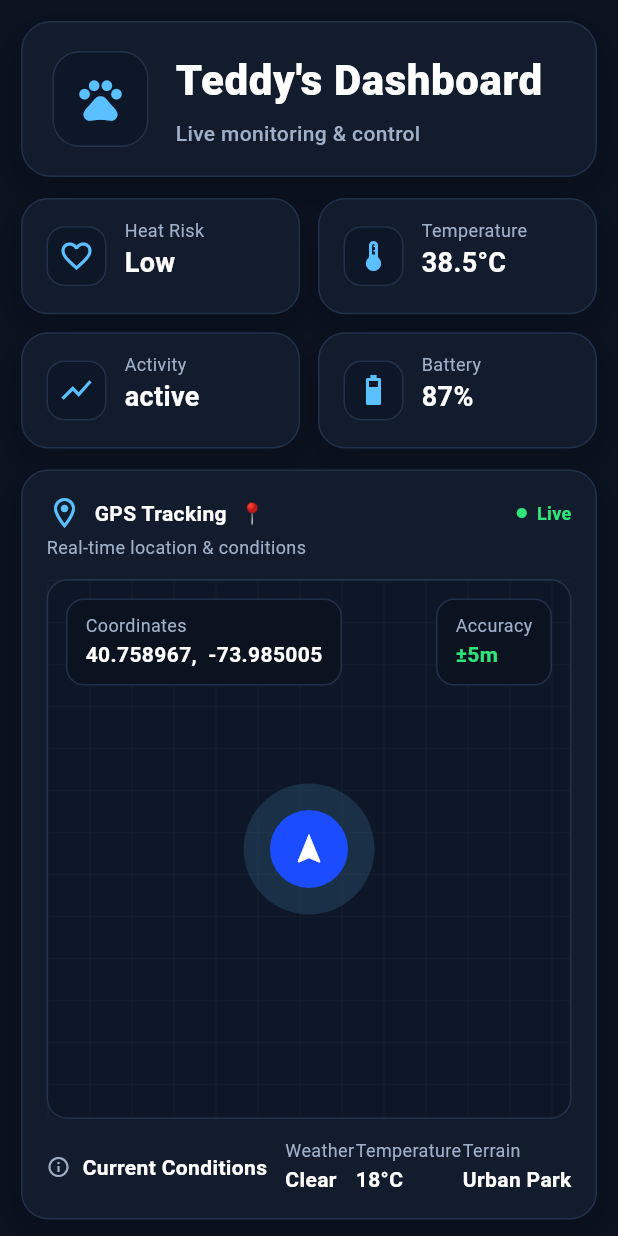
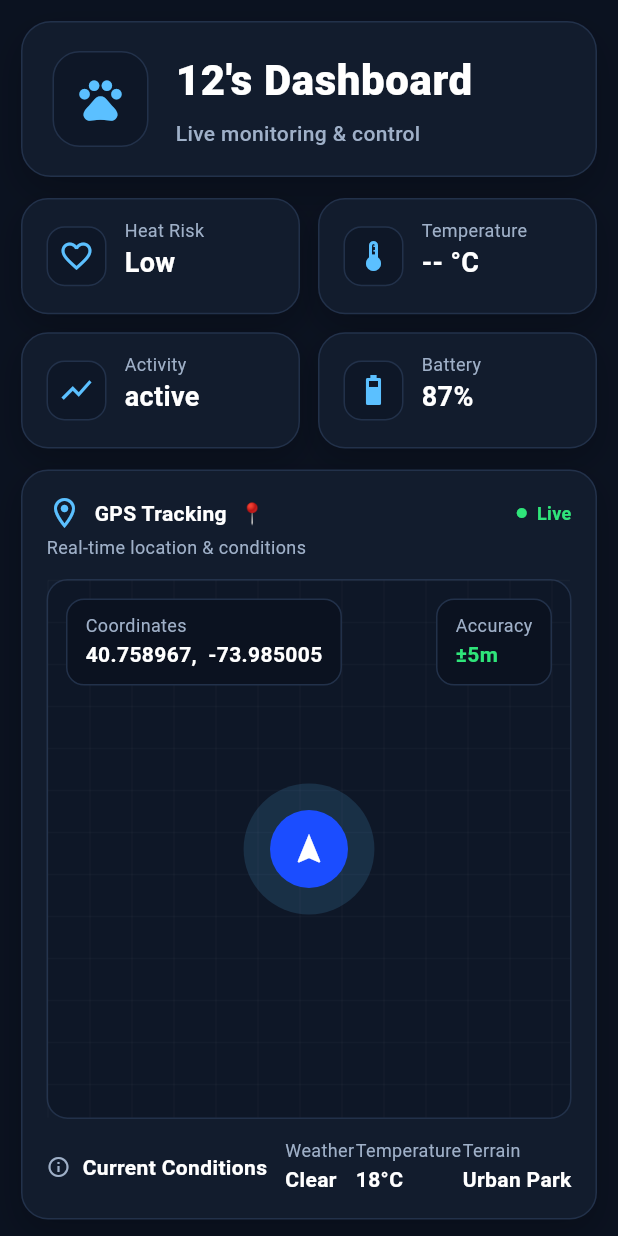
Before and after one commit to kenkanekiken/K9-Ops, a Flutter app: the screen it shows after launch, on a phone screen of 412 x 824 dp. Run offline on Flutter 3.47's test engine with Material 3 defaults, Android fonts, the phone set to English and light mode, and no system bars; our stand-ins replace firebase_core, firebase_database; accounts and stored records are empty.

Commit message:
Temperature from ESP32 to Firebase to Flutter

```diff
--- a/dashboard/board/lib/constants.dart
+++ b/dashboard/board/lib/constants.dart
@@ -1,4 +1,5 @@
 import 'package:flutter/material.dart';
+import 'package:firebase_database/firebase_database.dart';
 import 'dart:math' as math;
 
 /* -------------------- COLORS -------------------- */
@@ -32,7 +33,6 @@ TextStyle titleStyle() => const TextStyle(
       fontSize: 14,
       fontWeight: FontWeight.w600,
     );
-
 
 /* -------------------- DASHBOARD HEADER (LARGE) -------------------- */
 class DashboardHeader extends StatelessWidget {
@@ -185,6 +185,41 @@ class StatPill extends StatelessWidget {
   }
 }
 
+class TemperatureStatPill extends StatelessWidget {
+  const TemperatureStatPill({super.key});
+
+  @override
+  Widget build(BuildContext context) {
+    final ref =
+        FirebaseDatabase.instance.ref('devices/teddy/temperature');
+
+    return StreamBuilder<DatabaseEvent>(
+      stream: ref.onValue,
+      builder: (context, snapshot) {
+        String display = "-- °C";
+
+        if (snapshot.hasData) {
+          final value = snapshot.data!.snapshot.value;
+          if (value is num) {
+            display = "${value.toStringAsFixed(1)}°C";
+          } else if (value != null) {
+            final parsed = double.tryParse(value.toString());
+            if (parsed != null) {
+              display = "${parsed.toStringAsFixed(1)}°C";
+            }
+          }
+        }
+
+        return StatPill(
+          icon: Icons.thermostat_outlined,
+          title: "Temperature",
+          value: display,
+        );
+      },
+    );
+  }
+}
+
 class TopStatsRow extends StatelessWidget {
   const TopStatsRow({super.key});
 
@@ -196,7 +231,8 @@ class TopStatsRow extends StatelessWidget {
 
         final items = const [
           StatPill(icon: Icons.favorite_border, title: "Heat Risk", value: "Low"),
-          StatPill(icon: Icons.thermostat_outlined, title: "Temperature", value: "38.5°C"),
+          // StatPill(icon: Icons.thermostat_outlined, title: "Temperature", value: "38.5°C"),
+          TemperatureStatPill(), // 🔥 LIVE FROM FIREBASE
           StatPill(icon: Icons.show_chart, title: "Activity", value: "active"),
           StatPill(icon: Icons.battery_5_bar_outlined, title: "Battery", value: "87%"),
         ];
--- a/dashboard/board/lib/responsive/desktop_scaffold.dart
+++ b/dashboard/board/lib/responsive/desktop_scaffold.dart
@@ -2,7 +2,7 @@ import 'package:flutter/material.dart';
 import 'package:board/constants.dart';
 
 class DesktopScaffold extends StatefulWidget {
-  const DesktopScaffold({Key? key}) : super (key: key);
+  const DesktopScaffold({super.key});
 
   @override
   State<DesktopScaffold> createState() => _DesktopScaffoldState();
@@ -19,7 +19,7 @@ class _DesktopScaffoldState extends State<DesktopScaffold> {
           child: Column(
             children: [
               const DashboardHeader(
-                title: "Teddy's Dashboard",
+                title: "12's Dashboard",
                 subtitle: "Live monitoring & control",
               ),
               const SizedBox(height: 18),
--- a/dashboard/board/lib/responsive/mobile_scaffold.dart
+++ b/dashboard/board/lib/responsive/mobile_scaffold.dart
@@ -2,7 +2,7 @@ import 'package:flutter/material.dart';
 import 'package:board/constants.dart';
 
 class MobileScaffold extends StatefulWidget {
-  const MobileScaffold({Key? key}) : super (key: key);
+  const MobileScaffold({super.key});
 
   @override
   State<MobileScaffold> createState() => _MobileScaffoldState();
@@ -18,11 +18,11 @@ class _MobileScaffoldState extends State<MobileScaffold> {
           padding: const EdgeInsets.all(14),
           child: Column(
             children: const [
-              const DashboardHeader(
-                title: "Teddy's Dashboard",
+              DashboardHeader(
+                title: "12's Dashboard",
                 subtitle: "Live monitoring & control",
               ),
-              const SizedBox(height: 14),
+              SizedBox(height: 14),
               TopStatsRow(),
               SizedBox(height: 14),
 
--- a/dashboard/board/lib/responsive/responsive_layout.dart
+++ b/dashboard/board/lib/responsive/responsive_layout.dart
@@ -5,7 +5,7 @@ class ResponsiveLayout extends StatelessWidget {
   final Widget tabletScaffold;
   final Widget desktopScaffold;
 
-  const ResponsiveLayout({
+  const ResponsiveLayout({super.key,
     required this.mobileScaffold,
     required this.tabletScaffold,
     required this.desktopScaffold,
--- a/dashboard/board/lib/responsive/tablet_scaffold.dart
+++ b/dashboard/board/lib/responsive/tablet_scaffold.dart
@@ -2,7 +2,7 @@ import 'package:flutter/material.dart';
 import 'package:board/constants.dart';
 
 class TabletScaffold extends StatefulWidget {
-  const TabletScaffold({Key? key}) : super (key: key);
+  const TabletScaffold({super.key});
 
   @override
   State<TabletScaffold> createState() => _TabletScaffoldState();
@@ -19,7 +19,7 @@ class _TabletScaffoldState extends State<TabletScaffold> {
           child: Column(
             children: [
             const DashboardHeader(
-              title: "Teddy's Dashboard",
+              title: "12's Dashboard",
               subtitle: "Live monitoring & control",
             ),
             const SizedBox(height: 16),
--- a/dashboard/board/pubspec.yaml
+++ b/dashboard/board/pubspec.yaml
@@ -30,10 +30,12 @@ environment:
 dependencies:
   flutter:
     sdk: flutter
-
+  mqtt_client: ^10.8.0
   # The following adds the Cupertino Icons font to your application.
   # Use with the CupertinoIcons class for iOS style icons.
   cupertino_icons: ^1.0.8
+  firebase_core: ^4.3.0
+  firebase_database: ^12.1.1
 
 dev_dependencies:
   flutter_test:
```
Also changed, not shown: dashboard/board/lib/main.dart (+124 -88 lines), dashboard/board/firebase.json (added), dashboard/board/lib/firebase_options.dart (added), dashboard/board/lib/mqtt_client/mqtt_client.dart (added), dashboard/board/lib/mqtt_client/mqtt_server_client.dart (added), dashboard/board/pubspec.lock, 6 other files.
